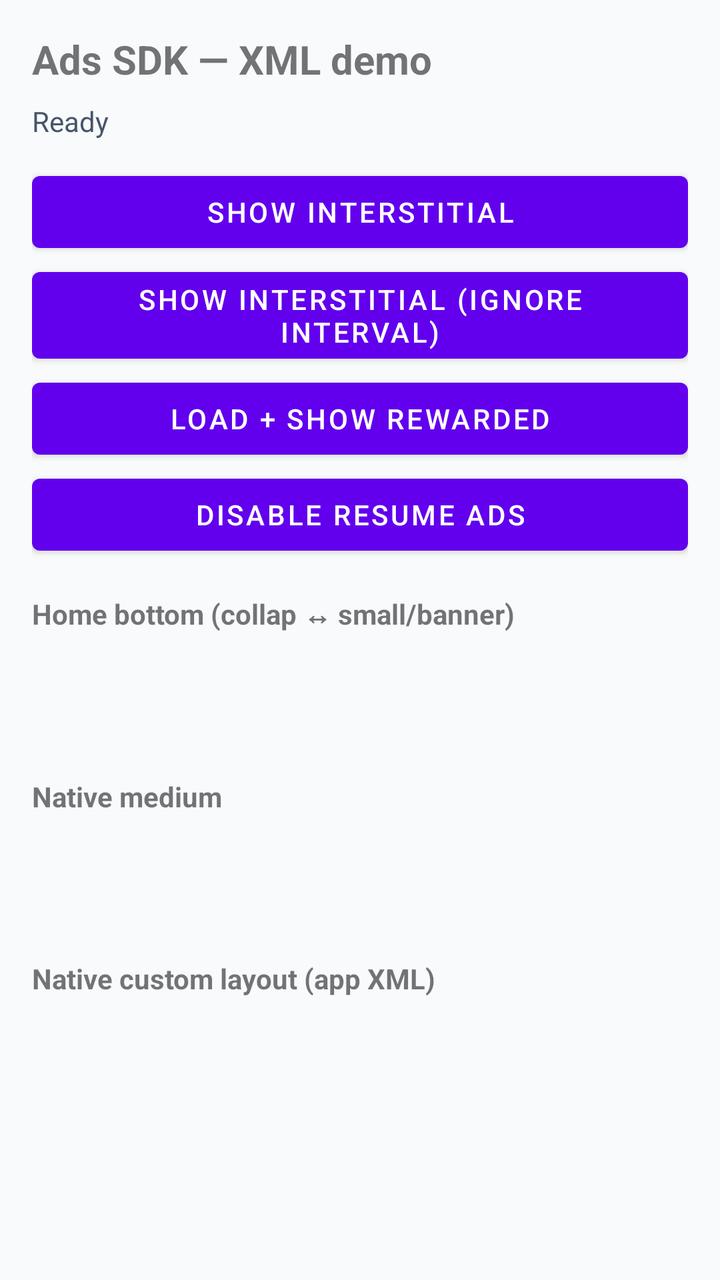
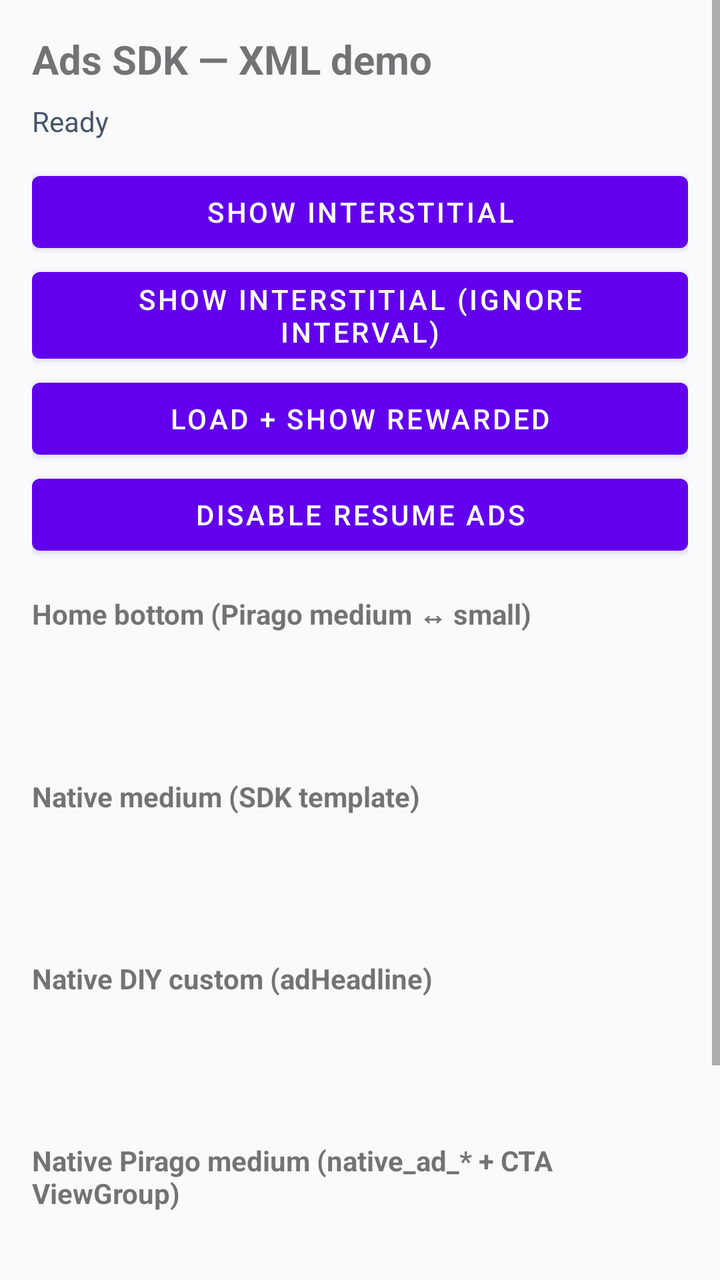

Compare the two renders of this Android layout. The source of the first and the diff that turns it into the second are given below.
<!-- AndroidManifest.xml: application theme Theme.AdsSdkDemo -->
<!-- res/layout/activity_main.xml -->
<?xml version="1.0" encoding="utf-8"?>
<ScrollView xmlns:android="http://schemas.android.com/apk/res/android"
    android:layout_width="match_parent"
    android:layout_height="match_parent"
    android:background="#F8FAFC"
    android:fillViewport="true">

    <LinearLayout
        android:layout_width="match_parent"
        android:layout_height="wrap_content"
        android:orientation="vertical"
        android:padding="16dp">

        <TextView
            android:layout_width="match_parent"
            android:layout_height="wrap_content"
            android:text="Ads SDK — XML demo"
            android:textSize="20sp"
            android:textStyle="bold" />

        <TextView
            android:id="@+id/status"
            android:layout_width="match_parent"
            android:layout_height="wrap_content"
            android:layout_marginTop="8dp"
            android:text="Ready"
            android:textColor="#475569" />

        <Button
            android:id="@+id/btnInter"
            android:layout_width="match_parent"
            android:layout_height="wrap_content"
            android:layout_marginTop="12dp"
            android:text="Show interstitial" />

        <Button
            android:id="@+id/btnInterForce"
            android:layout_width="match_parent"
            android:layout_height="wrap_content"
            android:text="Show interstitial (ignore interval)" />

        <Button
            android:id="@+id/btnRewarded"
            android:layout_width="match_parent"
            android:layout_height="wrap_content"
            android:text="Load + show rewarded" />

        <Button
            android:id="@+id/btnToggleResume"
            android:layout_width="match_parent"
            android:layout_height="wrap_content"
            android:text="Disable resume ads" />

        <TextView
            android:layout_width="match_parent"
            android:layout_height="wrap_content"
            android:layout_marginTop="16dp"
            android:text="Home bottom (collap ↔ small/banner)"
            android:textStyle="bold" />

        <FrameLayout
            android:id="@+id/homeBottom"
            android:layout_width="match_parent"
            android:layout_height="wrap_content"
            android:layout_marginTop="8dp"
            android:minHeight="48dp" />

        <TextView
            android:layout_width="match_parent"
            android:layout_height="wrap_content"
            android:layout_marginTop="16dp"
            android:text="Native medium"
            android:textStyle="bold" />

        <FrameLayout
            android:id="@+id/nativeMedium"
            android:layout_width="match_parent"
            android:layout_height="wrap_content"
            android:layout_marginTop="8dp"
            android:minHeight="48dp" />

        <TextView
            android:layout_width="match_parent"
            android:layout_height="wrap_content"
            android:layout_marginTop="16dp"
            android:text="Native custom layout (app XML)"
            android:textStyle="bold" />

        <FrameLayout
            android:id="@+id/nativeCustom"
            android:layout_width="match_parent"
            android:layout_height="wrap_content"
            android:layout_marginTop="8dp"
            android:minHeight="48dp" />
    </LinearLayout>
</ScrollView>
<!-- resources referenced by this layout -->
<resources>
  <style name="Theme.AdsSdkDemo" parent="Theme.MaterialComponents.DayNight.NoActionBar">
          <item name="android:statusBarColor">@android:color/white</item>
          <item name="android:windowLightStatusBar">true</item>
      </style>
</resources>

<!-- the commit's change to res/layout/activity_main.xml (unified diff, before → after) -->
@@ -55,7 +55,7 @@
             android:layout_width="match_parent"
             android:layout_height="wrap_content"
             android:layout_marginTop="16dp"
-            android:text="Home bottom (collap ↔ small/banner)"
+            android:text="Home bottom (Pirago medium ↔ small)"
             android:textStyle="bold" />
 
         <FrameLayout
@@ -69,7 +69,7 @@
             android:layout_width="match_parent"
             android:layout_height="wrap_content"
             android:layout_marginTop="16dp"
-            android:text="Native medium"
+            android:text="Native medium (SDK template)"
             android:textStyle="bold" />
 
         <FrameLayout
@@ -83,7 +83,7 @@
             android:layout_width="match_parent"
             android:layout_height="wrap_content"
             android:layout_marginTop="16dp"
-            android:text="Native custom layout (app XML)"
+            android:text="Native DIY custom (adHeadline)"
             android:textStyle="bold" />
 
         <FrameLayout
@@ -92,5 +92,33 @@
             android:layout_height="wrap_content"
             android:layout_marginTop="8dp"
             android:minHeight="48dp" />
+
+        <TextView
+            android:layout_width="match_parent"
+            android:layout_height="wrap_content"
+            android:layout_marginTop="16dp"
+            android:text="Native Pirago medium (native_ad_* + CTA ViewGroup)"
+            android:textStyle="bold" />
+
+        <FrameLayout
+            android:id="@+id/nativePirago"
+            android:layout_width="match_parent"
+            android:layout_height="wrap_content"
+            android:layout_marginTop="8dp"
+            android:minHeight="48dp" />
+
+        <TextView
+            android:layout_width="match_parent"
+            android:layout_height="wrap_content"
+            android:layout_marginTop="16dp"
+            android:text="Native Pirago fullscreen fixture (adAppIcon)"
+            android:textStyle="bold" />
+
+        <FrameLayout
+            android:id="@+id/nativePiragoFullscreen"
+            android:layout_width="match_parent"
+            android:layout_height="wrap_content"
+            android:layout_marginTop="8dp"
+            android:minHeight="48dp" />
     </LinearLayout>
 </ScrollView>
